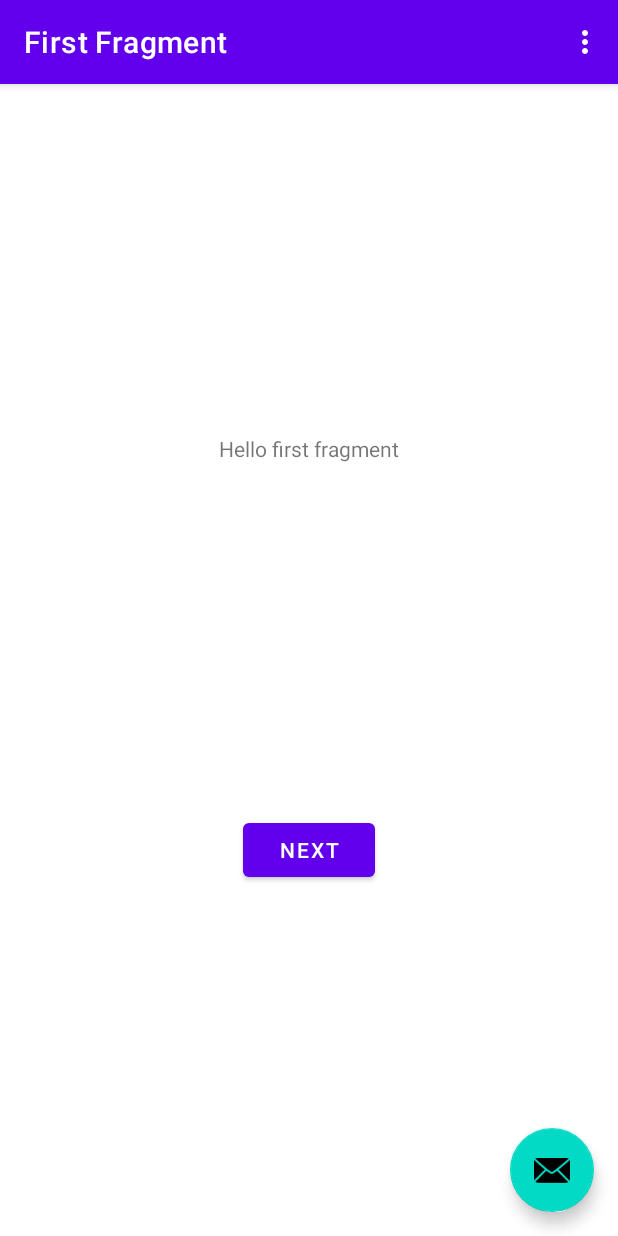
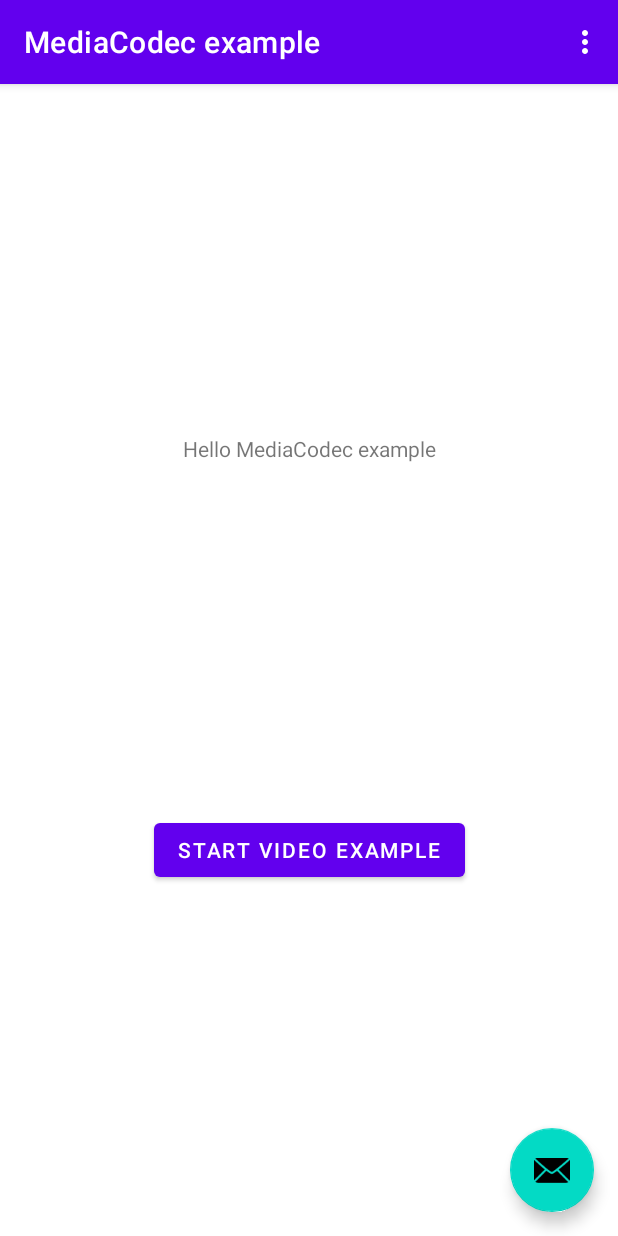
Before and after one commit to taehwandev/MediaCodecExample, an Android app: the screen it shows after launch (MainActivity), on a phone screen of 412 x 824 dp. Run offline under Robolectric (Android 15) with nearby library versions, the phone set to English and light mode, and no system bars; our stand-ins replace navigation-ui.

Commit message:
#9 Create video example

```diff
--- a/app/build.gradle
+++ b/app/build.gradle
@@ -38,12 +38,14 @@ android {
 dependencies {
 
     implementation "org.jetbrains.kotlin:kotlin-stdlib:$kotlin_version"
+
     implementation 'androidx.core:core-ktx:1.3.1'
     implementation 'androidx.appcompat:appcompat:1.2.0'
     implementation 'com.google.android.material:material:1.2.1'
     implementation 'androidx.constraintlayout:constraintlayout:2.0.1'
     implementation 'androidx.navigation:navigation-fragment-ktx:2.3.0'
     implementation 'androidx.navigation:navigation-ui-ktx:2.3.0'
+
     testImplementation 'junit:junit:4.+'
     androidTestImplementation 'androidx.test.ext:junit:1.1.2'
     androidTestImplementation 'androidx.test.espresso:espresso-core:3.3.0'
--- a/app/src/main/AndroidManifest.xml
+++ b/app/src/main/AndroidManifest.xml
@@ -19,6 +19,8 @@
                 <category android:name="android.intent.category.LAUNCHER" />
             </intent-filter>
         </activity>
+
+        <activity android:name=".video.VideoDecodeActivity" />
     </application>
 
 </manifest>
--- a/app/src/main/java/tech/thdev/mediacodecexample/FirstFragment.kt
+++ b/app/src/main/java/tech/thdev/mediacodecexample/FirstFragment.kt
@@ -1,13 +1,12 @@
 package tech.thdev.mediacodecexample
 
 import android.os.Bundle
-import androidx.fragment.app.Fragment
 import android.view.LayoutInflater
 import android.view.View
 import android.view.ViewGroup
-import android.widget.Button
-import androidx.navigation.fragment.findNavController
+import androidx.fragment.app.Fragment
 import tech.thdev.mediacodecexample.databinding.FragmentFirstBinding
+import tech.thdev.mediacodecexample.video.VideoDecodeActivity
 
 /**
  * A simple [Fragment] subclass as the default destination in the navigation.
@@ -33,8 +32,8 @@ class FirstFragment : Fragment() {
     override fun onViewCreated(view: View, savedInstanceState: Bundle?) {
         super.onViewCreated(view, savedInstanceState)
 
-        binding.buttonFirst.setOnClickListener {
-            findNavController().navigate(R.id.action_FirstFragment_to_SecondFragment)
+        binding.buttonVideoExample.setOnClickListener {
+            startActivity(VideoDecodeActivity.newIntent(requireContext()))
         }
     }
 
--- a/app/src/main/res/layout/fragment_first.xml
+++ b/app/src/main/res/layout/fragment_first.xml
@@ -11,16 +11,16 @@
         android:layout_width="wrap_content"
         android:layout_height="wrap_content"
         android:text="@string/hello_first_fragment"
-        app:layout_constraintBottom_toTopOf="@id/button_first"
+        app:layout_constraintBottom_toTopOf="@id/button_video_example"
         app:layout_constraintEnd_toEndOf="parent"
         app:layout_constraintStart_toStartOf="parent"
         app:layout_constraintTop_toTopOf="parent" />
 
     <Button
-        android:id="@+id/button_first"
+        android:id="@+id/button_video_example"
         android:layout_width="wrap_content"
         android:layout_height="wrap_content"
-        android:text="@string/next"
+        android:text="@string/video_example"
         app:layout_constraintBottom_toBottomOf="parent"
         app:layout_constraintEnd_toEndOf="parent"
         app:layout_constraintStart_toStartOf="parent"
--- a/app/src/main/res/navigation/nav_graph.xml
+++ b/app/src/main/res/navigation/nav_graph.xml
@@ -9,20 +9,5 @@
         android:id="@+id/FirstFragment"
         android:name="tech.thdev.mediacodecexample.FirstFragment"
         android:label="@string/first_fragment_label"
-        tools:layout="@layout/fragment_first">
-
-        <action
-            android:id="@+id/action_FirstFragment_to_SecondFragment"
-            app:destination="@id/SecondFragment" />
-    </fragment>
-    <fragment
-        android:id="@+id/SecondFragment"
-        android:name="tech.thdev.mediacodecexample.SecondFragment"
-        android:label="@string/second_fragment_label"
-        tools:layout="@layout/fragment_second">
-
-        <action
-            android:id="@+id/action_SecondFragment_to_FirstFragment"
-            app:destination="@id/FirstFragment" />
-    </fragment>
+        tools:layout="@layout/fragment_first" />
 </navigation>
--- a/app/src/main/res/values/strings.xml
+++ b/app/src/main/res/values/strings.xml
@@ -2,11 +2,8 @@
     <string name="app_name">MediaCodecExample</string>
     <string name="action_settings">Settings</string>
     <!-- Strings used for fragments for navigation -->
-    <string name="first_fragment_label">First Fragment</string>
-    <string name="second_fragment_label">Second Fragment</string>
-    <string name="next">Next</string>
-    <string name="previous">Previous</string>
+    <string name="first_fragment_label">MediaCodec example</string>
+    <string name="video_example">Start video example</string>
 
-    <string name="hello_first_fragment">Hello first fragment</string>
-    <string name="hello_second_fragment">Hello second fragment. Arg: %1$s</string>
+    <string name="hello_first_fragment">Hello MediaCodec example</string>
 </resources>
--- a/build.gradle
+++ b/build.gradle
@@ -6,7 +6,7 @@ buildscript {
         jcenter()
     }
     dependencies {
-        classpath "com.android.tools.build:gradle:4.2.0-alpha11"
+        classpath "com.android.tools.build:gradle:4.0.1"
         classpath "org.jetbrains.kotlin:kotlin-gradle-plugin:$kotlin_version"
 
         // NOTE: Do not place your application dependencies here; they belong
```
Also changed, not shown: app/src/main/java/tech/thdev/mediacodecexample/SecondFragment.kt (deleted, +0 -45 lines), app/src/main/java/tech/thdev/mediacodecexample/video/VideoDecodeActivity.kt (added, +58 -0 lines), app/src/main/java/tech/thdev/mediacodecexample/video/VideoDecodeThread.kt (added, +132 -0 lines), app/src/main/res/layout/fragment_second.xml (deleted, +0 -27 lines), 1 other file.
